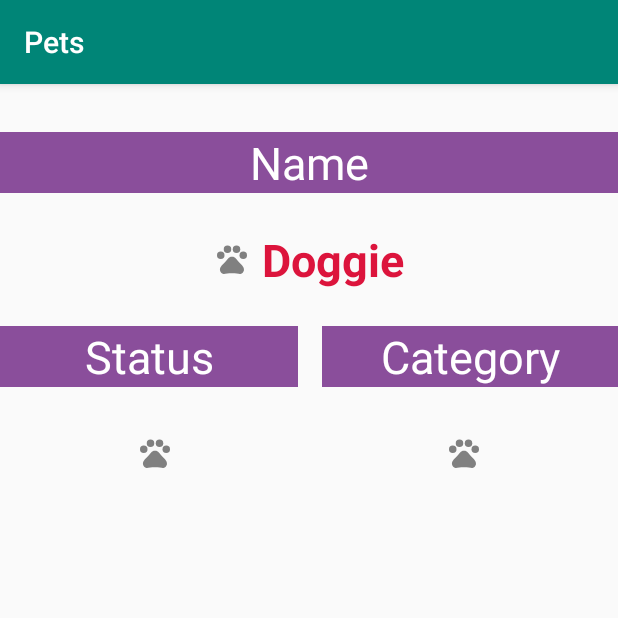
After one commit to briangalarza/Mascotas, an Android app: the fragment DetailsFragment shown on its own in the app's theme, on a phone screen of 412 x 824 dp, the top half of it. The commit adds this screen. Run offline under Robolectric (Android 15) with nearby library versions, the phone set to English and light mode, and no system bars; network calls fail.

Commit message:
Segundo Fragment terminado con la información mostrada junto a correciones menores

```diff
--- a/app/build.gradle
+++ b/app/build.gradle
@@ -63,6 +63,7 @@ dependencies {
 
     implementation 'com.google.android.material:material:1.0.0'
     implementation 'androidx.lifecycle:lifecycle-extensions:2.0.0'
+    implementation 'androidx.legacy:legacy-support-v4:1.0.0'
     testImplementation 'junit:junit:4.12'
     androidTestImplementation 'androidx.test.ext:junit:1.1.1'
     androidTestImplementation 'androidx.test.espresso:espresso-core:3.2.0'
--- a/app/src/main/AndroidManifest.xml
+++ b/app/src/main/AndroidManifest.xml
@@ -12,7 +12,7 @@
         android:supportsRtl="true"
         android:theme="@style/AppTheme">
         <activity
-            android:name=".view.Pet"
+            android:name=".view.tab.Pet"
             android:label="@string/title_activity_pet"
             android:theme="@style/AppTheme.NoActionBar"></activity>
         <activity
--- a/app/src/main/java/com/briangalarza/mascotas/view/MainActivity.kt
+++ b/app/src/main/java/com/briangalarza/mascotas/view/MainActivity.kt
@@ -4,13 +4,13 @@ import android.content.Intent
 import androidx.appcompat.app.AppCompatActivity
 import android.os.Bundle
 import android.view.View
-import android.widget.Toast
 import androidx.lifecycle.Observer
 import androidx.lifecycle.ViewModelProviders
 import androidx.recyclerview.widget.LinearLayoutManager
 import com.briangalarza.mascotas.R
 import com.briangalarza.mascotas.view.recyclerView.ClickListener
 import com.briangalarza.mascotas.view.recyclerView.PetListAdapter
+import com.briangalarza.mascotas.view.tab.Pet
 import com.briangalarza.mascotas.viewModel.ListViewModel
 import kotlinx.android.synthetic.main.activity_main.*
 
--- a/app/src/main/java/com/briangalarza/mascotas/view/Pet.kt
+++ b/app/src/main/java/com/briangalarza/mascotas/view/tab/Pet.kt
@@ -1,4 +1,4 @@
-package com.briangalarza.mascotas.view
+package com.briangalarza.mascotas.view.tab
 
 import android.os.Bundle
 import androidx.appcompat.app.AppCompatActivity
--- a/app/src/main/java/com/briangalarza/mascotas/view/tab/SectionsPagerAdapter.kt
+++ b/app/src/main/java/com/briangalarza/mascotas/view/tab/SectionsPagerAdapter.kt
@@ -6,6 +6,8 @@ import androidx.fragment.app.FragmentManager
 import androidx.fragment.app.FragmentPagerAdapter
 import com.briangalarza.mascotas.R
 import com.briangalarza.mascotas.model.Pet
+import com.briangalarza.mascotas.view.tab.fragmentDetails.DetailsFragment
+import com.briangalarza.mascotas.view.tab.fragmentPhoto.PhotoFragment
 
 
 private val TAB_TITLES = arrayOf(
@@ -25,7 +27,7 @@ class SectionsPagerAdapter(private val context: Context, fm: FragmentManager, va
         // Return a PlaceholderFragment (defined as a static inner class below).
         when (position){
             0 -> return PhotoFragment.newInstance(pet)
-            1 -> return PhotoFragment.newInstance(pet)
+            1 -> return DetailsFragment.newInstance(pet)
             else -> return PhotoFragment.newInstance(pet)
         }
 
--- /dev/null
+++ b/app/src/main/java/com/briangalarza/mascotas/view/tab/fragmentDetails/DetailsFragment.kt
@@ -0,0 +1,87 @@
+package com.briangalarza.mascotas.view.tab.fragmentDetails
+
+import android.content.Context
+import android.net.Uri
+import android.os.Bundle
+import androidx.fragment.app.Fragment
+import android.view.LayoutInflater
+import android.view.View
+import android.view.ViewGroup
+import android.widget.ImageView
+import android.widget.TextView
+
+import com.briangalarza.mascotas.R
+import com.briangalarza.mascotas.model.Pet
+import com.briangalarza.mascotas.util.loadImage
+import kotlinx.android.synthetic.main.fragment_details.view.*
+
+
+/**
+ *
+ */
+class DetailsFragment : Fragment() {
+
+    private var pet: Pet? = null
+
+
+    override fun onCreate(savedInstanceState: Bundle?) {
+        super.onCreate(savedInstanceState)
+        arguments?.let {
+            pet = arguments?.getParcelable(BUNDLE_ITEM)
+        }
+    }
+
+    override fun onCreateView(
+        inflater: LayoutInflater, container: ViewGroup?,
+        savedInstanceState: Bundle?
+    ): View? {
+        // Inflate the layout for this fragment
+        val root = inflater.inflate(R.layout.fragment_details, container, false)
+
+        val textViewName = root.nameText
+
+        val category = root.category
+
+        val status = root.statusData
+
+
+        pet?.let {
+            textViewName.text = it.name
+
+            when (it.status){
+                "available" -> status.setCompoundDrawablesWithIntrinsicBounds(R.drawable.ic_check_circle, 0, 0, 0);
+            }
+        }
+
+
+        return root
+
+
+    }
+
+
+
+
+
+    companion object {
+        /**
+         * Use this factory method to create a new instance of
+         * this fragment using the provided parameters.
+         *
+         * @param pet Pet.
+         * @return A new instance of fragment DetailsFragment.
+         */
+
+        private const val BUNDLE_ITEM = "Pet"
+
+        @JvmStatic
+        fun newInstance(pet: Pet): DetailsFragment {
+            return DetailsFragment()
+                .apply {
+                    arguments = Bundle().apply {
+                        putParcelable(BUNDLE_ITEM, pet)
+                    }
+                }
+        }
+    }
+}
--- a/app/src/main/java/com/briangalarza/mascotas/view/tab/PhotoFragment.kt
+++ b/app/src/main/java/com/briangalarza/mascotas/view/tab/fragmentPhoto/PhotoFragment.kt
@@ -1,4 +1,4 @@
-package com.briangalarza.mascotas.view.tab
+package com.briangalarza.mascotas.view.tab.fragmentPhoto
 
 import android.os.Bundle
 import android.view.LayoutInflater
@@ -13,7 +13,7 @@ import com.briangalarza.mascotas.util.loadImage
 
 
 /**
- * A placeholder fragment containing a simple view.
+ * Fragment para mostrar el tab de la foto y el nombre
  */
 class PhotoFragment : Fragment() {
 
@@ -31,7 +31,7 @@ class PhotoFragment : Fragment() {
         savedInstanceState: Bundle?
     ): View? {
 
-        val root = inflater.inflate(R.layout.fragment_pet, container, false)
+        val root = inflater.inflate(R.layout.fragment_photo, container, false)
 
         val textViewTitle = root.findViewById<View>(R.id.name) as TextView
         val imageView = root.findViewById<View>(R.id.imageView) as ImageView
@@ -62,7 +62,8 @@ class PhotoFragment : Fragment() {
          */
         @JvmStatic
         fun newInstance(pet: Pet): PhotoFragment {
-            return PhotoFragment().apply {
+            return PhotoFragment()
+                .apply {
                 arguments = Bundle().apply {
                     putParcelable(BUNDLE_ITEM, pet)
                 }
--- /dev/null
+++ b/app/src/main/res/drawable/ic_check_circle.xml
@@ -0,0 +1,9 @@
+<vector xmlns:android="http://schemas.android.com/apk/res/android"
+        android:width="24dp"
+        android:height="24dp"
+        android:viewportWidth="24.0"
+        android:viewportHeight="24.0">
+    <path
+        android:fillColor="#4db6ac"
+        android:pathData="M12,2C6.48,2 2,6.48 2,12s4.48,10 10,10 10,-4.48 10,-10S17.52,2 12,2zM10,17l-5,-5 1.41,-1.41L10,14.17l7.59,-7.59L19,8l-9,9z"/>
+</vector>
--- /dev/null
+++ b/app/src/main/res/drawable/ic_pets.xml
@@ -0,0 +1,21 @@
+<vector xmlns:android="http://schemas.android.com/apk/res/android"
+        android:width="24dp"
+        android:height="24dp"
+        android:viewportWidth="24.0"
+        android:viewportHeight="24.0">
+    <path
+        android:fillColor="#808080"
+        android:pathData="M4.5,9.5m-2.5,0a2.5,2.5 0,1 1,5 0a2.5,2.5 0,1 1,-5 0"/>
+    <path
+        android:fillColor="#808080"
+        android:pathData="M9,5.5m-2.5,0a2.5,2.5 0,1 1,5 0a2.5,2.5 0,1 1,-5 0"/>
+    <path
+        android:fillColor="#808080"
+        android:pathData="M15,5.5m-2.5,0a2.5,2.5 0,1 1,5 0a2.5,2.5 0,1 1,-5 0"/>
+    <path
+        android:fillColor="#808080"
+        android:pathData="M19.5,9.5m-2.5,0a2.5,2.5 0,1 1,5 0a2.5,2.5 0,1 1,-5 0"/>
+    <path
+        android:fillColor="#808080"
+        android:pathData="M17.34,14.86c-0.87,-1.02 -1.6,-1.89 -2.48,-2.91 -0.46,-0.54 -1.05,-1.08 -1.75,-1.32 -0.11,-0.04 -0.22,-0.07 -0.33,-0.09 -0.25,-0.04 -0.52,-0.04 -0.78,-0.04s-0.53,0 -0.79,0.05c-0.11,0.02 -0.22,0.05 -0.33,0.09 -0.7,0.24 -1.28,0.78 -1.75,1.32 -0.87,1.02 -1.6,1.89 -2.48,2.91 -1.31,1.31 -2.92,2.76 -2.62,4.79 0.29,1.02 1.02,2.03 2.33,2.32 0.73,0.15 3.06,-0.44 5.54,-0.44h0.18c2.48,0 4.81,0.58 5.54,0.44 1.31,-0.29 2.04,-1.31 2.33,-2.32 0.31,-2.04 -1.3,-3.49 -2.61,-4.8z"/>
+</vector>
--- a/app/src/main/res/layout/activity_pet.xml
+++ b/app/src/main/res/layout/activity_pet.xml
@@ -4,7 +4,7 @@
     xmlns:tools="http://schemas.android.com/tools"
     android:layout_width="match_parent"
     android:layout_height="match_parent"
-    tools:context=".view.Pet">
+    tools:context=".view.tab.Pet">
 
     <com.google.android.material.appbar.AppBarLayout
         android:layout_width="match_parent"
--- /dev/null
+++ b/app/src/main/res/layout/fragment_details.xml
@@ -0,0 +1,94 @@
+<?xml version="1.0" encoding="utf-8"?>
+<androidx.constraintlayout.widget.ConstraintLayout xmlns:android="http://schemas.android.com/apk/res/android"
+    xmlns:app="http://schemas.android.com/apk/res-auto"
+    xmlns:tools="http://schemas.android.com/tools"
+    android:id="@+id/constraintLayout"
+    android:layout_width="match_parent"
+    android:layout_height="match_parent"
+    tools:context=".view.tab.fragmentPhoto.PhotoFragment">
+
+
+    <TextView
+        android:id="@+id/nameLabel"
+        style="@style/DetailsLabel"
+        android:layout_width="0dp"
+        android:layout_height="wrap_content"
+        android:layout_marginTop="32dp"
+        android:text="@string/name"
+        app:layout_constraintEnd_toEndOf="parent"
+        app:layout_constraintStart_toStartOf="parent"
+        app:layout_constraintTop_toTopOf="parent" />
+
+    <TextView
+        android:id="@+id/nameText"
+        style="@style/Title"
+        android:layout_width="wrap_content"
+        android:layout_height="0dp"
+        android:layout_marginTop="24dp"
+        android:text="@string/defaultName"
+        android:drawableStart="@drawable/ic_pets"
+        android:drawableLeft="@drawable/ic_pets"
+        android:drawablePadding="8dp"
+        android:textSize="30sp"
+        app:layout_constraintEnd_toEndOf="parent"
+        app:layout_constraintStart_toStartOf="parent"
+        app:layout_constraintTop_toBottomOf="@+id/nameLabel" />
+
+    <TextView
+        android:id="@+id/status"
+        style="@style/DetailsLabel"
+        android:layout_width="0dp"
+        android:layout_height="wrap_content"
+        android:layout_marginTop="24dp"
+        android:layout_marginEnd="8dp"
+        android:layout_marginRight="8dp"
+        android:text="@string/status"
+        app:layout_constraintEnd_toStartOf="@+id/guideline"
+        app:layout_constraintStart_toStartOf="parent"
+        app:layout_constraintTop_toBottomOf="@+id/nameText" />
+
+    <androidx.constraintlayout.widget.Guideline
+        android:id="@+id/guideline"
+        android:layout_width="wrap_content"
+        android:layout_height="wrap_content"
+        android:orientation="vertical"
+        app:layout_constraintGuide_percent="0.50121653" />
+
+    <TextView
+        android:id="@+id/category"
+        style="@style/DetailsLabel"
+        android:layout_width="0dp"
+        android:layout_height="wrap_content"
+        android:layout_marginStart="8dp"
+        android:layout_marginLeft="8dp"
+        android:layout_marginTop="24dp"
+        android:text="@string/category"
+        app:layout_constraintEnd_toEndOf="parent"
+        app:layout_constraintStart_toStartOf="@+id/guideline"
+        app:layout_constraintTop_toBottomOf="@+id/nameText" />
+
+    <TextView
+        android:id="@+id/statusData"
+        android:layout_width="wrap_content"
+        android:layout_height="0dp"
+        android:layout_marginTop="32dp"
+        android:drawableStart="@drawable/ic_pets"
+        android:drawableLeft="@drawable/ic_pets"
+        app:layout_constraintEnd_toStartOf="@+id/guideline"
+        app:layout_constraintStart_toStartOf="parent"
+        app:layout_constraintTop_toBottomOf="@+id/status" />
+
+    <TextView
+        android:id="@+id/categoryData"
+        android:layout_width="wrap_content"
+        android:layout_height="0dp"
+        android:layout_marginTop="32dp"
+        android:drawableStart="@drawable/ic_pets"
+        android:drawableLeft="@drawable/ic_pets"
+
+        app:layout_constraintEnd_toEndOf="parent"
+        app:layout_constraintStart_toStartOf="@+id/guideline"
+        app:layout_constraintTop_toBottomOf="@+id/category" />
+
+
+</androidx.constraintlayout.widget.ConstraintLayout>
--- a/app/src/main/res/layout/fragment_pet.xml
+++ b/app/src/main/res/layout/fragment_photo.xml
@@ -5,13 +5,13 @@
     android:id="@+id/constraintLayout"
     android:layout_width="match_parent"
     android:layout_height="match_parent"
-    tools:context=".view.tab.PhotoFragment">
+    tools:context=".view.tab.fragmentPhoto.PhotoFragment">
 
 
     <ImageView
         android:id="@+id/imageView"
-        android:layout_width="120dp"
-        android:layout_height="120dp"
+        android:layout_width="300dp"
+        android:layout_height="300dp"
         android:layout_weight="1"
         android:padding="@dimen/standard_padding"
         app:layout_constraintBottom_toBottomOf="parent"
@@ -27,7 +27,8 @@
         android:layout_width="wrap_content"
         android:layout_height="wrap_content"
         android:layout_marginTop="16dp"
-        android:text="Doggie"
+        android:text="@string/defaultName"
+        android:textSize="30sp"
         app:layout_constraintBottom_toBottomOf="parent"
         app:layout_constraintEnd_toEndOf="parent"
         app:layout_constraintStart_toStartOf="parent"
--- a/app/src/main/res/values/colors.xml
+++ b/app/src/main/res/values/colors.xml
@@ -4,4 +4,5 @@
     <color name="colorPrimaryDark">#00574B</color>
     <color name="colorAccent">#D81B60</color>
     <color name="colorCrimson">#DC143C</color>
+    <color name="colorWhite">#FFFFFF</color>
 </resources>
--- a/app/src/main/res/values/strings.xml
+++ b/app/src/main/res/values/strings.xml
@@ -5,4 +5,8 @@
     <string name="photo">Photo</string>
     <string name="details">Details</string>
     <string name="title_activity_pet">Pet</string>
+    <string name="name">Name</string>
+    <string name="defaultName">Doggie</string>
+    <string name="status">Status</string>
+    <string name="category">Category</string>
 </resources>
--- a/app/src/main/res/values/styles.xml
+++ b/app/src/main/res/values/styles.xml
@@ -31,4 +31,13 @@
 
     <style name="AppTheme.PopupOverlay" parent="ThemeOverlay.AppCompat.Light" />
 
+    <style name="DetailsLabel" parent="Theme.AppCompat.Light.DarkActionBar">
+        <!-- Customize your theme here. -->
+        <item name="android:textSize">30sp</item>
+        <item name ="android:background">#8A4E9B</item>
+        <item name ="android:gravity">center</item>
+        <item name="android:textColor">@color/colorWhite</item>
+
+    </style>
+
 </resources>
```
Also changed, not shown: 1 other file.
